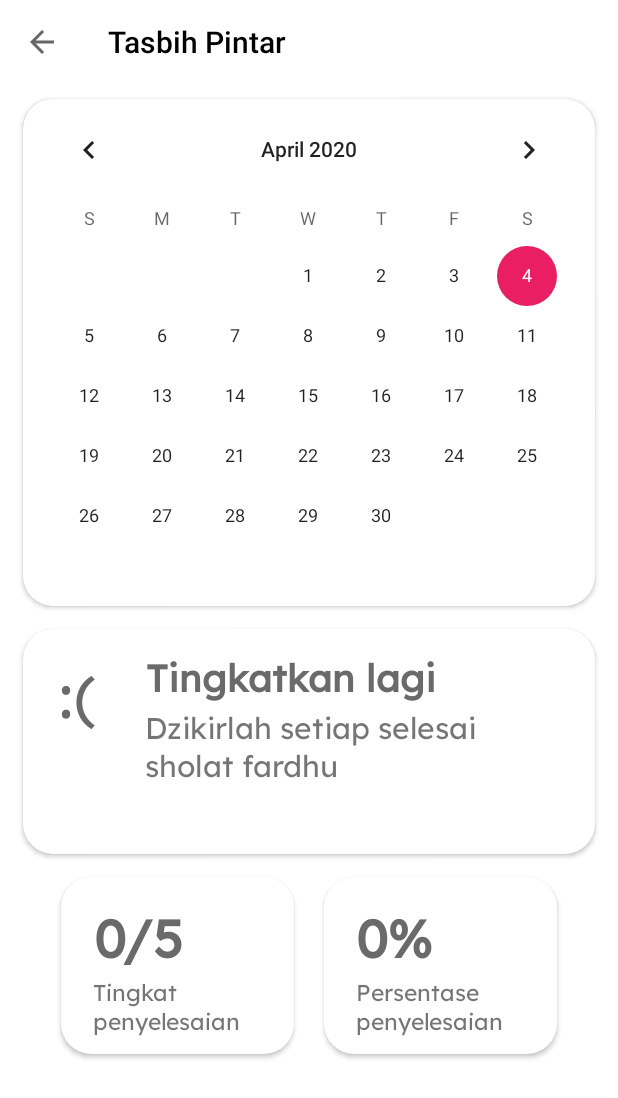
After one commit to toufanialfarisi/Tasbih-Pintar, an Android app: the Statistik screen opened directly, with no data from a screen before it, on a phone screen of 412 x 824 dp. The commit adds this screen. Shown: the top 1098 px of the screen. Run offline under Robolectric (Android 15) with nearby library versions, the phone set to English and light mode, and no system bars; network calls fail.

Commit message:
update to v3.0

```diff
--- a/app/build.gradle
+++ b/app/build.gradle
@@ -56,8 +56,7 @@ dependencies {
     implementation 'me.zhanghai.android.materialprogressbar:library:1.6.1'
     implementation 'com.getkeepsafe.taptargetview:taptargetview:1.13.0'
     implementation 'com.google.android.gms:play-services-location:17.0.0'
-
-
+    implementation 'com.github.anasanasanas:material-calendarview:1.4.4'
 
 }
 apply plugin: 'com.google.gms.google-services'
--- /dev/null
+++ b/app/src/main/java/com/makeitation/tasbihpintar/DBHandler.java
@@ -0,0 +1,101 @@
+package com.makeitation.tasbihpintar;
+
+import android.content.ContentValues;
+import android.content.Context;
+import android.database.Cursor;
+import android.database.sqlite.SQLiteDatabase;
+import android.database.sqlite.SQLiteOpenHelper;
+import android.util.Log;
+import java.util.ArrayList;
+
+import androidx.annotation.Nullable;
+
+public class DBHandler extends SQLiteOpenHelper {
+    private static final String DB_NAME = "statistikdb.db";
+    private static final int DB_VERSION = 1;
+    private static final String TABLE_NAME = "history";
+    private static final String ID_COL = "id";
+    private static final String NAME_COL = "frekuensi";
+    private static final String DATE_COL = "date";
+    private SQLiteDatabase db;
+    public ArrayList<Integer> list;
+    public DBHandler(@Nullable Context context) {
+        super(context, DB_NAME, null, DB_VERSION);
+    }
+
+
+    @Override
+    public void onCreate(SQLiteDatabase db) {
+        String query = "CREATE TABLE history (id INTEGER PRIMARY KEY AUTOINCREMENT,frekuensi INTEGER)";
+        db.execSQL(query);
+    }
+
+    @Override
+    public void onUpgrade(SQLiteDatabase db, int oldVersion, int newVersion) {
+        db.execSQL("DROP TABLE  " + TABLE_NAME);
+        onCreate(db);
+    }
+
+    public void deleteAll(){
+        SQLiteDatabase db = this.getWritableDatabase();
+        db.execSQL("DELETE FROM history");
+        Log.i("DELETE", "BERHASIL MENGHAPUS");
+    }
+
+    public void insertRecord(int frekuensi){
+        SQLiteDatabase db = this.getWritableDatabase();
+        ContentValues values = new ContentValues();
+        values.put(NAME_COL, frekuensi);
+        db.insert(TABLE_NAME, null, values);
+        db.close();
+    }
+
+    public void deleteRecord(){
+        db.execSQL("DROP TABLE IF EXISTS " + TABLE_NAME);
+        onCreate(db);
+    }
+
+    public ArrayList<Integer> getRecord() {
+        list = new ArrayList<>();
+        String query = "SELECT * FROM " + TABLE_NAME;
+        SQLiteDatabase db = this.getReadableDatabase();
+        Cursor cursor = db.rawQuery(query, null);
+        if (cursor.moveToFirst()) {
+            while (!cursor.isAfterLast()) {
+                int val = cursor.getInt(cursor.getColumnIndex(NAME_COL));
+                list.add(val);
+                cursor.moveToNext();
+            }
+        }
+        Log.i("QUERY DB", String.valueOf(list));
+        return list;
+    }
+
+//        cursor.moveToFirst();
+//        while (cursor.isAfterLast() == false){
+//            result = cursor.getInt(0);
+//
+//            cursor.moveToNext();
+//        }
+//        Log.i("KURSOR", String.valueOf(cursor.getCount()));
+//        db.close();
+//        Log.i("RESULT", String.valueOf(result));
+
+
+//    public long getRecordDate(){
+//
+//        String query = "SELECT * FROM " + TABLE_NAME;
+//        long  result = 0;
+//        SQLiteDatabase db = this.getReadableDatabase();
+//        Cursor cursor = db.rawQuery(query, null);
+//        cursor.moveToFirst();
+//        while (cursor.isAfterLast() == false){
+//            result = cursor.getInt(1);
+//            cursor.moveToNext();
+//        }
+//        db.close();
+//        Log.i("RESULT", String.valueOf(result));
+//        return result;
+//    }
+
+}
--- /dev/null
+++ b/app/src/main/java/com/makeitation/tasbihpintar/Statistik.java
@@ -0,0 +1,96 @@
+package com.makeitation.tasbihpintar;
+
+import androidx.annotation.Nullable;
+import androidx.appcompat.app.AppCompatActivity;
+import androidx.appcompat.widget.Toolbar;
+import android.database.sqlite.SQLiteDatabase;
+import android.os.Bundle;
+import android.util.Log;
+import android.view.View;
+import android.widget.CalendarView;
+import android.widget.TextView;
+
+import java.util.ArrayList;
+
+/**
+ * TODO : Membuat statistik frequency tasbih yang sudah dilakukan dalam bentuk grafik
+ * TODO : (1) Membuat DBHandler class untuk menangani penyimpanan data history ke SQLITE
+ * TODO : (2) Membuat UI Statistik / history beserta komponennya
+ * TODO : (3) Membuat logic penyimpanan histori
+ * TODO : (4) Membuat notification builder sebagai reminder fixed
+ *
+ *
+ */
+
+public class Statistik extends AppCompatActivity {
+    public static final String FREKUENSI = "frekuensi";
+    private static final String TABLE_NAME = "history";
+    TextView numberPenyelesaian, numberPersentasi, nilai, keteranganNilai, emot;
+    DBHandler db;
+    CalendarView calendarView;
+    ArrayList<Integer> list;
+    @Override
+    protected void onCreate(Bundle savedInstanceState) {
+        super.onCreate(savedInstanceState);
+        setContentView(R.layout.activity_statistik);
+        toolbarEnabler(true, true);
+
+        numberPenyelesaian = findViewById(R.id.number_penyelesaian);
+        nilai = findViewById(R.id.nilai);
+        keteranganNilai = findViewById(R.id.keterangan_nilai);
+        emot = findViewById(R.id.emot);
+
+        numberPersentasi = findViewById(R.id.number_persentasi);
+        calendarView = findViewById(R.id.calendar);
+        SQLiteDatabase dbase;
+        db = new DBHandler(this);
+        list = db.getRecord();
+
+        int sumResult = 0;
+
+        for (int i : list){
+            sumResult += i;
+        }
+
+        Log.i("QUERY", String.valueOf(list));
+        Log.i("QUERY SUM", String.valueOf(sumResult));
+
+        if (sumResult == 5){
+            db.deleteAll();
+            Log.i("QUERY DELETE ALL", "true");
+        }
+
+        Log.i("QUERY", String.valueOf(list));
+        Log.i("QUERY SUM", String.valueOf(sumResult));
+
+        int persentase = (sumResult*100) / 5;
+        Log.i("QUERY PERSENTASE", String.valueOf(persentase));
+        numberPenyelesaian.setText(String.valueOf(sumResult) + "/5");
+        numberPersentasi.setText(String.valueOf(persentase) + "%");
+
+        if (sumResult < 4 ){
+            emot.setText(":(");
+            nilai.setText("Tingkatkan lagi");
+            keteranganNilai.setText("Dzikirlah setiap selesai sholat fardhu");
+        } else if (sumResult >= 4){
+            emot.setText(":)");
+            nilai.setText("Luar Biasa");
+            keteranganNilai.setText("Tetaplah istiqomah dzikir selesai sholat fardhu ");
+        }
+
+
+    }
+
+    public void toolbarEnabler(@Nullable boolean isEnableToolbar, @Nullable boolean setBlackStatusBarIcon){
+        if (isEnableToolbar == true){
+            Toolbar toolbar = findViewById(R.id.toolbar);
+            setSupportActionBar(toolbar);
+            getSupportActionBar().setDisplayHomeAsUpEnabled(true);
+        }
+        if (setBlackStatusBarIcon == true){
+            getWindow().getDecorView().setSystemUiVisibility(View.SYSTEM_UI_FLAG_LIGHT_STATUS_BAR);
+        }
+
+    }
+
+}
--- a/app/src/main/res/layout/activity_splash_screen.xml
+++ b/app/src/main/res/layout/activity_splash_screen.xml
@@ -4,7 +4,7 @@
     xmlns:tools="http://schemas.android.com/tools"
     android:layout_width="match_parent"
     android:layout_height="match_parent"
-    android:background="@drawable/gradient_splashscreen"
+    android:background="@color/end"
     tools:context=".SplashScreen">
     <RelativeLayout
         android:layout_width="match_parent"
--- /dev/null
+++ b/app/src/main/res/layout/activity_statistik.xml
@@ -0,0 +1,228 @@
+<?xml version="1.0" encoding="utf-8"?>
+
+<LinearLayout
+    xmlns:android="http://schemas.android.com/apk/res/android"
+    xmlns:tools="http://schemas.android.com/tools"
+    xmlns:card_view="http://schemas.android.com/apk/res-auto"
+    android:layout_width="match_parent"
+    android:orientation="vertical"
+    android:background="@color/putih"
+    android:layout_height="match_parent"
+    >
+    <androidx.appcompat.widget.Toolbar
+        android:id="@+id/toolbar"
+        android:layout_width="match_parent"
+        android:layout_height="?attr/actionBarSize"
+        android:background="@color/putih"
+        card_view:popupTheme="@style/ThemeOverlay.AppCompat.Light"
+        android:theme="@style/Theme.AppCompat.Light.DarkActionBar"
+        card_view:titleTextColor="@android:color/black" />
+
+    <ScrollView
+        android:layout_width="match_parent"
+        android:layout_height="wrap_content">
+<LinearLayout
+    android:layout_width="match_parent"
+    android:orientation="vertical"
+    android:layout_height="match_parent">
+    <LinearLayout
+        android:layout_width="match_parent"
+        android:layout_height="wrap_content">
+        <androidx.cardview.widget.CardView
+            android:layout_below="@id/card_view"
+            android:id="@+id/card_calendar"
+            android:backgroundTint="#FFFFFF"
+            android:layout_width="match_parent"
+            android:layout_height="wrap_content"
+            android:layout_marginLeft="15dp"
+            android:layout_marginTop="10dp"
+            android:layout_marginRight="15dp"
+            android:layout_marginBottom="5dp"
+            card_view:cardCornerRadius="20dp">
+
+                <CalendarView
+                    android:id="@+id/calendar"
+                    android:layout_width="match_parent"
+                    android:layout_height="wrap_content"/>
+
+        </androidx.cardview.widget.CardView>
+    </LinearLayout>
+    <LinearLayout
+        android:orientation="vertical"
+        android:layout_width="match_parent"
+        android:layout_height="wrap_content">
+
+        <androidx.cardview.widget.CardView
+            android:layout_below="@id/card_view"
+            android:id="@+id/card_view_2"
+            android:backgroundTint="#FFFFFF"
+            android:layout_width="match_parent"
+            android:layout_height="wrap_content"
+            android:layout_marginLeft="15dp"
+            android:layout_marginTop="10dp"
+            android:layout_marginRight="15dp"
+            android:layout_marginBottom="5dp"
+            card_view:cardCornerRadius="20dp">
+
+            <RelativeLayout
+                android:clickable="true"
+                android:background="?android:attr/selectableItemBackground"
+                android:id="@+id/lay2"
+                android:layout_width="match_parent"
+                android:layout_height="150dp"
+                android:padding="1dp"
+                android:elevation="5dp">
+
+                <TextView
+                    android:layout_marginVertical="10dp"
+                    android:id="@+id/emot"
+                    android:layout_width="70dp"
+                    android:layout_height="wrap_content"
+                    android:textSize="40dp"
+                    android:fontFamily="@font/myfont"
+                    android:textColor="#6A6A6A"
+                    android:layout_marginTop="2dp"
+                    android:gravity="center"
+                    android:text=":)"/>
+                <TextView
+                    android:id="@+id/nilai"
+                    android:layout_marginTop="10dp"
+                    android:layout_width="wrap_content"
+                    android:layout_height="wrap_content"
+                    android:textSize="25dp"
+                    android:fontFamily="@font/myfont"
+                    android:textColor="#6A6A6A"
+                    android:layout_alignParentBottom="false"
+                    android:layout_marginLeft="10dp"
+                    android:layout_toEndOf="@id/emot"
+                    android:gravity="center"
+                    android:textStyle="bold"
+                    android:text="Bagus"/>
+                <TextView
+                    android:id="@+id/keterangan_nilai"
+                    android:layout_width="wrap_content"
+                    android:layout_height="wrap_content"
+                    android:text="Anda telah berdzikir dengan lengkap"
+                    android:layout_below="@id/nilai"
+                    android:layout_marginRight="15dp"
+                    android:fontFamily="@font/myfont"
+                    android:textSize="20dp"
+                    android:layout_toEndOf="@id/emot"
+                    android:layout_marginLeft="10dp"
+                    android:textAlignment="viewStart"
+                    android:layout_marginBottom="10dp"
+                    android:gravity="center" />
+
+
+            </RelativeLayout>
+        </androidx.cardview.widget.CardView>
+
+    </LinearLayout>
+
+
+<LinearLayout
+    android:orientation="horizontal"
+    android:layout_width="match_parent"
+    android:gravity="center"
+    android:layout_height="wrap_content">
+
+
+    <androidx.cardview.widget.CardView
+        android:layout_below="@id/card_view"
+        android:id="@+id/card_penyelesaian"
+        android:backgroundTint="#FFFFFF"
+        android:layout_width="155dp"
+        android:layout_height="match_parent"
+        android:layout_margin="10dp"
+        card_view:cardCornerRadius="20dp">
+
+        <RelativeLayout
+            android:clickable="true"
+            android:background="?android:attr/selectableItemBackground"
+            android:id="@+id/total_penyelesaian"
+            android:layout_width="wrap_content"
+            android:layout_height="match_parent"
+            android:padding="1dp"
+            android:elevation="5dp">
+
+            <TextView
+                android:id="@+id/number_penyelesaian"
+                android:layout_width="wrap_content"
+                android:layout_height="wrap_content"
+                android:textSize="35dp"
+                android:fontFamily="@font/myfont"
+                android:textColor="#6A6A6A"
+                android:layout_alignParentBottom="false"
+                android:layout_marginLeft="20dp"
+                android:layout_marginTop="10dp"
+                android:gravity="center"
+                android:textStyle="bold"
+                android:text="1/5"/>
+            <TextView
+                android:id="@+id/keterangan_penyelesaian"
+                android:layout_width="wrap_content"
+                android:layout_height="wrap_content"
+                android:text="Tingkat penyelesaian"
+                android:fontFamily="@font/myfont"
+                android:textSize="15dp"
+                android:layout_marginRight="20dp"
+                android:layout_marginLeft="20dp"
+                android:layout_marginBottom="10dp"
+                android:layout_below="@id/number_penyelesaian"
+                />
+
+
+        </RelativeLayout>
+    </androidx.cardview.widget.CardView>
+    <androidx.cardview.widget.CardView
+        android:layout_below="@id/card_view"
+        android:id="@+id/card_persentasi"
+        android:backgroundTint="#FFFFFF"
+        android:layout_width="155dp"
+        android:layout_height="match_parent"
+        android:layout_margin="10dp"
+        card_view:cardCornerRadius="20dp">
+
+        <RelativeLayout
+            android:clickable="true"
+            android:background="?android:attr/selectableItemBackground"
+            android:id="@+id/persentasi"
+            android:layout_width="match_parent"
+            android:layout_height="match_parent"
+            android:padding="1dp"
+            android:elevation="5dp">
+
+            <TextView
+                android:id="@+id/number_persentasi"
+                android:layout_width="wrap_content"
+                android:layout_height="wrap_content"
+                android:textSize="35dp"
+                android:fontFamily="@font/myfont"
+                android:textColor="#6A6A6A"
+                android:layout_alignParentBottom="false"
+                android:layout_marginLeft="20dp"
+                android:layout_marginTop="10dp"
+                android:gravity="center"
+                android:textStyle="bold"
+                android:text="20%"/>
+            <TextView
+                android:id="@+id/keterangan_persentasi"
+                android:layout_width="wrap_content"
+                android:layout_height="wrap_content"
+                android:text="Persentase penyelesaian"
+                android:fontFamily="@font/myfont"
+                android:textSize="15dp"
+                android:layout_marginRight="20dp"
+                android:layout_marginLeft="20dp"
+                android:layout_marginBottom="10dp"
+                android:layout_below="@id/number_persentasi"
+                 />
+
+
+        </RelativeLayout>
+    </androidx.cardview.widget.CardView>
+
+</LinearLayout>
+</LinearLayout>
+    </ScrollView>
+</LinearLayout>
--- a/app/src/main/res/menu/action_menu.xml
+++ b/app/src/main/res/menu/action_menu.xml
@@ -12,4 +12,9 @@
             android:id="@+id/about"
             android:title="About"
             app:showAsAction="never" />
+        <item
+            android:id="@+id/stat"
+            android:title="history"
+            android:icon="@drawable/ic_data_usage_black_24dp"
+            app:showAsAction="ifRoom" />
 </menu>
--- a/app/src/main/res/mipmap-anydpi-v26/tasbih_pintar_new_icon.xml
+++ b/app/src/main/res/mipmap-anydpi-v26/tasbih_pintar_new_icon.xml
@@ -1,5 +1,5 @@
 <?xml version="1.0" encoding="utf-8"?>
 <adaptive-icon xmlns:android="http://schemas.android.com/apk/res/android">
-    <background android:drawable="@color/tasbih_pintar_new_icon_background"/>
+    <background android:drawable="@color/end"/>
     <foreground android:drawable="@mipmap/tasbih_pintar_new_icon_foreground"/>
 </adaptive-icon>
--- a/app/src/main/res/mipmap-anydpi-v26/tasbih_pintar_new_icon_round.xml
+++ b/app/src/main/res/mipmap-anydpi-v26/tasbih_pintar_new_icon_round.xml
@@ -1,5 +1,5 @@
 <?xml version="1.0" encoding="utf-8"?>
 <adaptive-icon xmlns:android="http://schemas.android.com/apk/res/android">
-    <background android:drawable="@color/tasbih_pintar_new_icon_background"/>
+    <background android:drawable="@color/end"/>
     <foreground android:drawable="@mipmap/tasbih_pintar_new_icon_foreground"/>
 </adaptive-icon>
--- a/app/src/main/res/values/strings.xml
+++ b/app/src/main/res/values/strings.xml
@@ -2,4 +2,5 @@
     <string name="app_name">Tasbih Pintar</string>
     <string name="About">Tasbih Pintar adalah aplikasi yang memudahkan kita semua sebagai umat muslim untuk berdzikir. Dengan adanya aplikasi ini, diharapkan semua yang menggunakan ini bisa meningkatkan ibadah kepada Allah SWT. \n\n*Dibuat dengan cinta dan iman*\nCreated by Hamba Allah Dev</string>
     <string name="hadis">“Barangsiapa yang pada tiap-tiap usai shalat bertasbih (membaca subhanallah) sebanyak 33 kali bertahmid (membaca alhamdulillah) sebanyak 33 kali dan bertakbir (membaca Allahu akbar) sebanyak 33 kali maka jumlahnya 99 kali lalu menyempurnakannya menjadi 100 dengan bacaan: Laa Ilaaha Illallaahu Wahdahu Laa Syariikalahu Lahul Mulku Walahul Hamdu Wahuwa ‘Alaa Kulli Syai-in Qadiir, maka diampunilah kesalahan-kesalahannya walaupun kesalahannya seperti buih air laut.” (HR. Muslim)</string>
+    <string name="font">font/lexend.ttf</string>
 </resources>
--- a/app/src/main/res/values/styles.xml
+++ b/app/src/main/res/values/styles.xml
@@ -1,17 +1,20 @@
 <resources>
 
     <!-- Base application theme. -->
-    <style name="AppTheme" parent="Theme.AppCompat.Light.DarkActionBar">
+    <style name="AppTheme" parent="Theme.AppCompat.Light.NoActionBar">
         <!-- Customize your theme here. -->
-        <item name="colorPrimary">@color/colorPrimary</item>
-        <item name="colorPrimaryDark">#2196F3</item>
-        <item name="colorAccent">@color/colorAccent</item>
-        <item name="android:windowNoTitle">true</item>
-        <item name="android:windowContentOverlay">@null</item>
+        <item name="colorPrimary">@color/start</item>
+<!--        <item name="colorPrimaryDark">#2196F3</item>-->
+        <item name="colorPrimaryDark">@color/putih</item>
+        <item name="colorAccent">@color/floatingColor</item>
+<!--        <item name="android:windowNoTitle">true</item>-->
+<!--        <item name="android:windowContentOverlay">@null</item>-->
     </style>
+
+
     <style name="SplashTheme" parent="Theme.AppCompat.Light.NoActionBar">
         <item name="colorPrimary">@color/colorPrimary</item>
-        <item name="colorPrimaryDark">#2196F3</item>
+        <item name="colorPrimaryDark">@color/end</item>
         <item name="colorAccent">@color/colorAccent</item>
     </style>
 
@@ -25,7 +28,17 @@
         <item name="android:fontFamily">@font/myfont</item>
     </style>
 
+    <style name="Statistik" parent="Theme.AppCompat.Light.NoActionBar">
+
+    </style>
+
     <style name="MyTextAppearance" parent="TextAppearance.AppCompat">
         <item name="android:fontFamily">@font/myfont</item>
     </style>
+    <style name="CalendarWidgetHeader">
+        <item name="android:fontFamily">@font/myfont</item>
+        <item name="android:textSize">16sp</item>
+        <item name="android:textStyle">bold</item>
+        <item name="android:textColor">@android:color/black</item>
+    </style>
 </resources>
--- a/build.gradle
+++ b/build.gradle
@@ -31,6 +31,10 @@ allprojects {
         maven {
             url "https://maven.google.com"
         }
+        maven {
+            url 'https://jitpack.io'
+        }
+
     }
 }
 
```
Also changed, not shown: app/src/main/AndroidManifest.xml (+21 -16 lines), app/src/main/java/com/makeitation/tasbihpintar/MainActivity.java (+56 -9 lines), app/src/main/java/com/makeitation/tasbihpintar/Panduan.java (+9 -4 lines), app/src/main/res/drawable/ic_data_usage_black_24dp.xml (added, +9 -0 lines), app/src/main/res/layout/activity_main.xml (+16 -11 lines), app/src/main/res/layout/activity_panduan.xml (+11 -0 lines), app/src/main/res/drawable/gradient_card.xml (line endings or trailing spaces), 1 other file.
